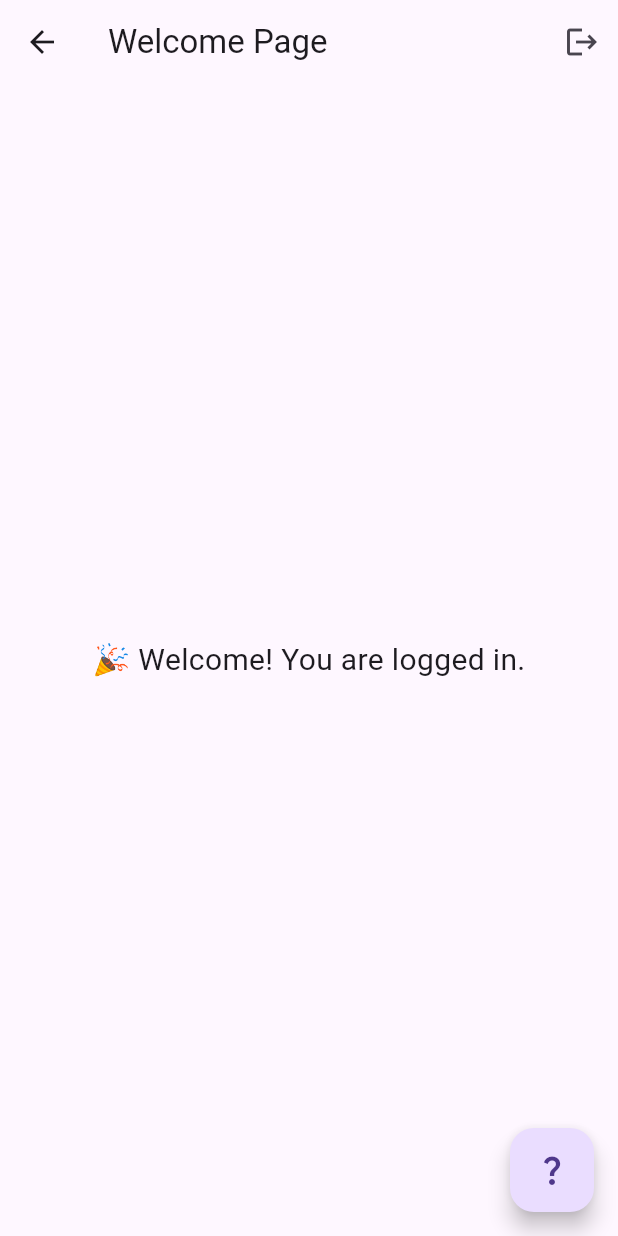
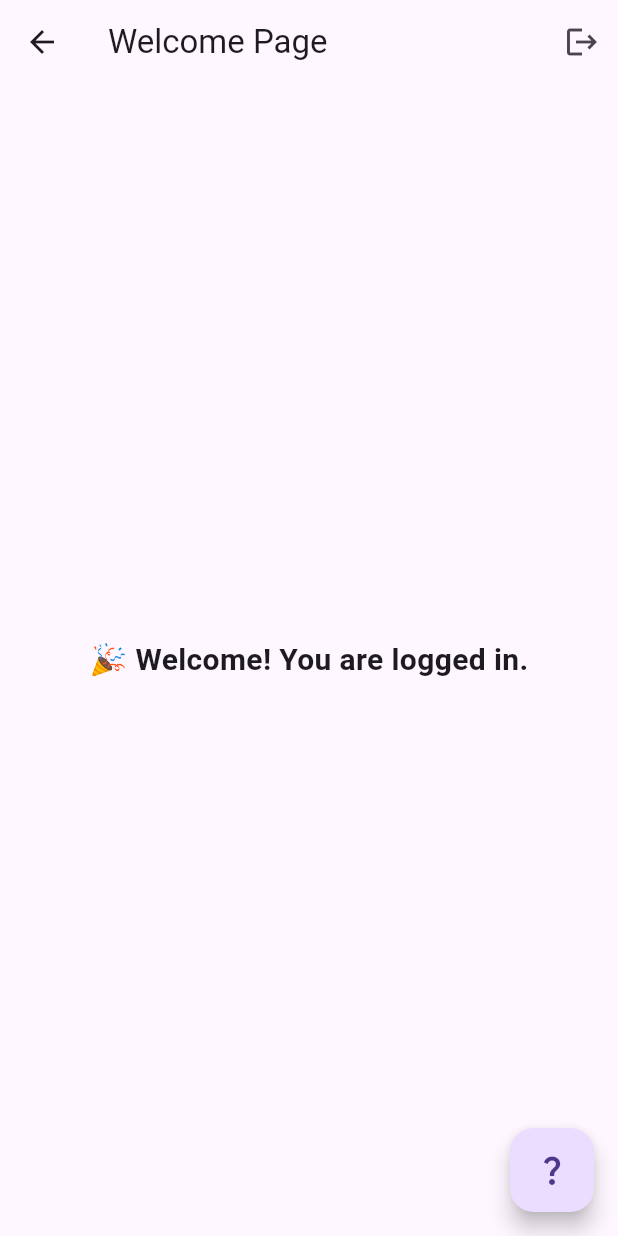
Before and after one commit to jamewk/flutter-demo, a Flutter app: the HomePage screen opened directly, on a phone screen of 412 x 824 dp. Run offline on Flutter 3.47's test engine with Material 3 defaults, Android fonts, the phone set to English and light mode, and no system bars.

Commit message:
feat: add panda text widget

```diff
--- a/lib/features/home/home_page.dart
+++ b/lib/features/home/home_page.dart
@@ -25,10 +25,7 @@ class _HomePageState extends State<HomePage> {
         ],
       ),
       body: Center(
-        child: Text(
-          '🎉 Welcome! You are logged in.',
-          style: const TextStyle(fontSize: 20),
-        ),
+        child: PandaText(data: '🎉 Welcome! You are logged in.'),
       ),
       floatingActionButton: Builder(
         builder: (context) {
--- a/lib/widgets/index.dart
+++ b/lib/widgets/index.dart
@@ -1 +1,2 @@
 export 'package:demo/widgets/alert_dialog.dart';
+export 'package:demo/widgets/panda_text_widget.dart';
--- /dev/null
+++ b/lib/widgets/panda_text_widget.dart
@@ -0,0 +1,14 @@
+import 'package:flutter/material.dart';
+
+class PandaText extends StatelessWidget {
+  final String data;
+  const PandaText({super.key, required this.data});
+
+  @override
+  Widget build(BuildContext context) {
+    return Text(
+      data,
+      style: const TextStyle(fontSize: 20, fontWeight: FontWeight.bold),
+    );
+  }
+}
```
Also changed, not shown: lib/features/inbox/inbox_page.dart (+4 -8 lines), lib/features/orders/orders_page.dart (+4 -8 lines), lib/features/profile/profile_page.dart (+5 -5 lines).
